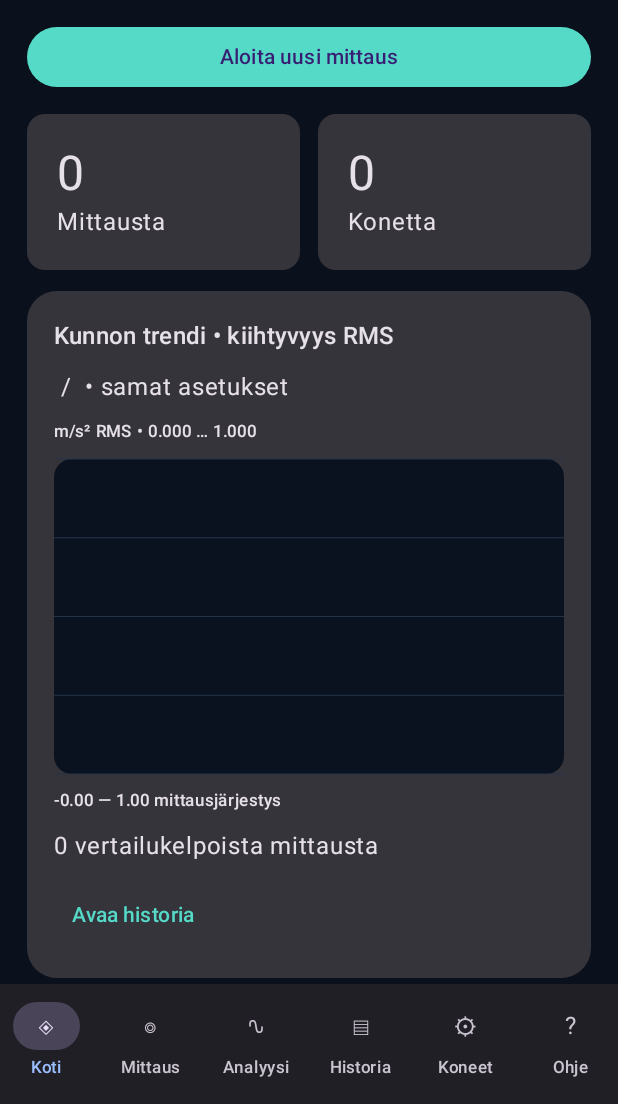
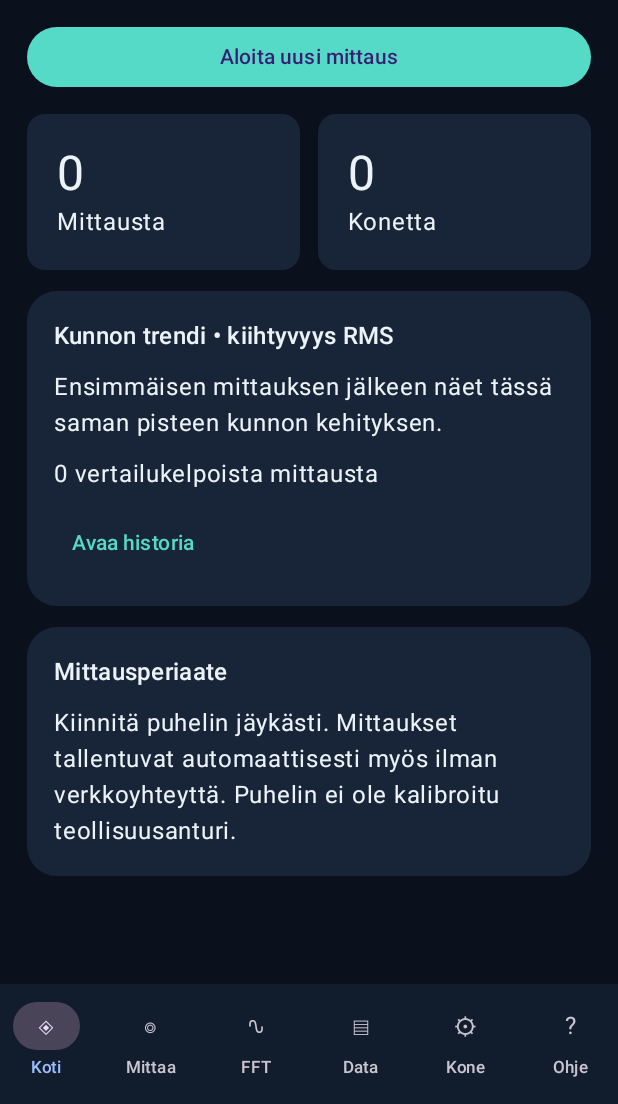
Before and after one commit to mrn1kk3-prog/Test, an Android app built with Jetpack Compose: the screen it shows after launch (UltimateActivity), on a phone screen of 412 x 824 dp, the part 132-1236 px from its top. Run offline under Robolectric (Android 15) with nearby library versions, the phone set to English and light mode, and no system bars.

Commit message:
Polish compact navigation and dark surfaces after emulator visual review

```diff
--- a/app/src/main/java/com/example/vibrationmonitor/ultimate/UltimateActivity.kt
+++ b/app/src/main/java/com/example/vibrationmonitor/ultimate/UltimateActivity.kt
@@ -41,7 +41,7 @@ class UltimateActivity:ComponentActivity(){
   capture.onUpdate={values->runOnUiThread{if(firstSample==0L)firstSample=values.first().t;elapsed=(values.last().t-firstSample)/1e9;live=values}}
   capture.onFinished={r,raw,s->lifecycleScope.launch(errors){running=false;busy=true;window.clearFlags(WindowManager.LayoutParams.FLAG_KEEP_SCREEN_ON);try{val a=withContext(Dispatchers.Default){runCatching{Dsp.analyze(raw,r.config,r.range,r.direction)}.getOrNull()};withContext(Dispatchers.IO){store.finish(r.id,a,if(a==null && s=="Valmis")"Liian vähän näytteitä" else s)};refresh();selected=records.find{it.id==r.id};result=a;tab=2;status="${selected?.name}: $s • ${raw.size} näytettä tallessa"}catch(e:Exception){status="Analyysi/tallennus epäonnistui: ${e.message}. Raakatiedosto säilytetty."}finally{busy=false}}}
   lifecycleScope.launch(errors){withContext(Dispatchers.IO){store.recover()};refresh()}
-  setContent{MaterialTheme(colorScheme=if(dark)darkColorScheme(primary=Color(0xFF55DAC8),secondary=Color(0xFF9ABEFF),background=Color(0xFF0B111C),surface=Color(0xFF131E2E))else lightColorScheme()){Surface(Modifier.fillMaxSize()){App()}}}
+  setContent{MaterialTheme(colorScheme=if(dark)darkColorScheme(primary=Color(0xFF55DAC8),secondary=Color(0xFF9ABEFF),background=Color(0xFF0B111C),surface=Color(0xFF131E2E),surfaceContainer=Color(0xFF111D2C),surfaceContainerHighest=Color(0xFF182538),onSurface=Color(0xFFECF3F8))else lightColorScheme()){Surface(Modifier.fillMaxSize()){App()}}}
  }
  override fun onStop(){super.onStop();if(running)capture.stop("Keskeytynyt: sovellus taustalla")}
  private suspend fun refresh(){withContext(Dispatchers.IO){val r=store.list();val m=store.machines();withContext(Dispatchers.Main){records=r;machines=m}}}
@@ -50,7 +50,7 @@ class UltimateActivity:ComponentActivity(){
  @Composable private fun App(){
   val scroll = rememberScrollState()
   LaunchedEffect(tab) { scroll.scrollTo(0) }
-  Scaffold(bottomBar={NavigationBar{listOf("Koti","Mittaus","Analyysi","Historia","Koneet","Ohje").forEachIndexed{i,title->NavigationBarItem(selected=tab==i,onClick={tab=i},icon={Text(listOf("◈","◎","∿","▤","⚙","?")[i])},label={Text(title,style=MaterialTheme.typography.labelSmall)})}}}){pad->Column(Modifier.padding(pad).fillMaxSize().verticalScroll(scroll).padding(18.dp),verticalArrangement=Arrangement.spacedBy(14.dp)){
+  Scaffold(bottomBar={NavigationBar{listOf("Koti","Mittaa","FFT","Data","Kone","Ohje").forEachIndexed{i,title->NavigationBarItem(selected=tab==i,onClick={tab=i},icon={Text(listOf("◈","◎","∿","▤","⚙","?")[i])},label={Text(title,style=MaterialTheme.typography.labelSmall,maxLines=1,softWrap=false)})}}}){pad->Column(Modifier.padding(pad).fillMaxSize().verticalScroll(scroll).padding(18.dp),verticalArrangement=Arrangement.spacedBy(14.dp)){
    Text("ULTIMATE",style=MaterialTheme.typography.labelLarge,color=MaterialTheme.colorScheme.primary);Text("Vibration Analyzer",style=MaterialTheme.typography.headlineMedium)
    if(status.isNotBlank())Text(status,style=MaterialTheme.typography.bodySmall,color=MaterialTheme.colorScheme.secondary)
    if(busy)LinearProgressIndicator(Modifier.fillMaxWidth())
@@ -62,7 +62,7 @@ class UltimateActivity:ComponentActivity(){
   Button(onClick={tab=1},modifier=Modifier.fillMaxWidth(),enabled=!busy){Text(if(running)"Palaa mittaukseen" else "Aloita uusi mittaus")}
   Row(horizontalArrangement=Arrangement.spacedBy(12.dp)){Card(onClick={tab=3},modifier=Modifier.weight(1f)){Column(Modifier.padding(20.dp)){Text("${records.size}",style=MaterialTheme.typography.headlineLarge);Text("Mittausta")}};Card(onClick={tab=4},modifier=Modifier.weight(1f)){Column(Modifier.padding(20.dp)){Text("${machines.size}",style=MaterialTheme.typography.headlineLarge);Text("Konetta")}}}
   records.firstOrNull()?.let{r->Panel("Viimeisin mittaus"){Text(r.name);Text("${r.machine} / ${r.point}\n${date(r.date)}");Button(onClick={open(r)},enabled=!busy){Text("Avaa tulos ja FFT")}}}
-  Panel("Kunnon trendi • kiihtyvyys RMS"){val last=records.firstOrNull();val trend=records.filter{it.machine==last?.machine && it.point==last?.point && it.config==last?.config && it.mounting==last?.mounting && it.direction==last?.direction && it.analysis.isNotBlank()}.reversed();Text("${last?.machine.orEmpty()} / ${last?.point.orEmpty()} • samat asetukset");Plot(trend.mapIndexed{i,r->i.toDouble() to JSONObject(r.analysis).optDouble("rms",0.0)},emptyList(),"mittausjärjestys","m/s² RMS");Text("${trend.size} vertailukelpoista mittausta");TextButton(onClick={tab=3}){Text("Avaa historia")}}
+  Panel("Kunnon trendi • kiihtyvyys RMS"){val last=records.firstOrNull();val trend=records.filter{it.machine==last?.machine && it.point==last?.point && it.config==last?.config && it.mounting==last?.mounting && it.direction==last?.direction && it.analysis.isNotBlank()}.reversed();if(last==null)Text("Ensimmäisen mittauksen jälkeen näet tässä saman pisteen kunnon kehityksen.")else Text("${last.machine} / ${last.point} • samat asetukset");if(last!=null)Plot(trend.mapIndexed{i,r->i.toDouble() to JSONObject(r.analysis).optDouble("rms",0.0)},emptyList(),"mittausjärjestys","m/s² RMS");Text("${trend.size} vertailukelpoista mittausta");TextButton(onClick={tab=3}){Text("Avaa historia")}}
   Panel("Mittausperiaate"){Text("Kiinnitä puhelin jäykästi. Mittaukset tallentuvat automaattisesti myös ilman verkkoyhteyttä. Puhelin ei ole kalibroitu teollisuusanturi.")}
  }
  @Composable private fun Measurement(){
```
Also changed, not shown: 1 other file.
